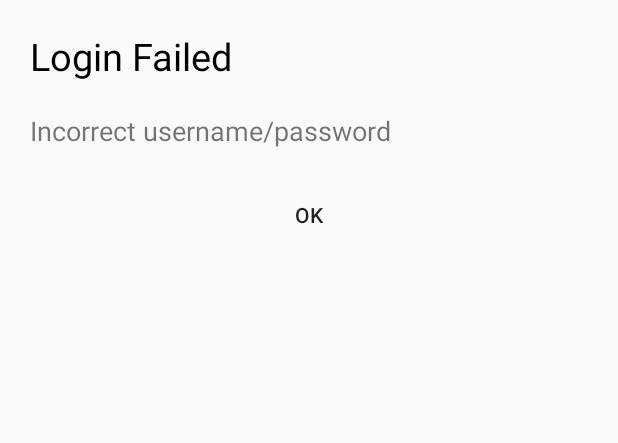
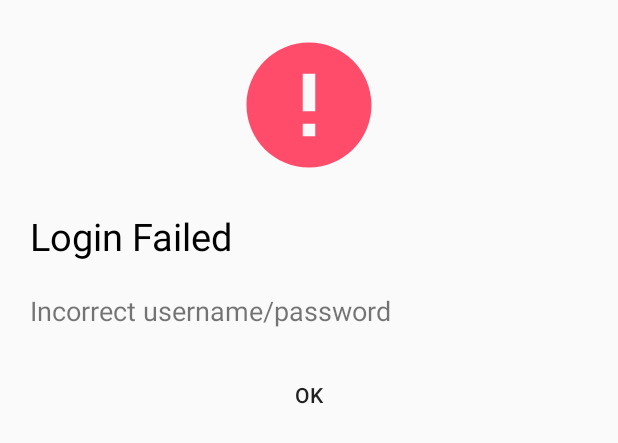
Before and after one commit to jonathandarwin/message-popup-kotlin, an Android app: the layout dialog_login.xml on its own in the app's theme, with its tools: preview values and no code run, on a phone screen of 412 x 824 dp. Shown: the top 443 px of the screen. Run offline under Robolectric (Android 15) with nearby library versions, the phone set to English and light mode, and no system bars.

Commit message:
fix custom dialog

```diff
--- /dev/null
+++ b/app/src/main/res/drawable/ic_invalid.xml
@@ -0,0 +1,5 @@
+<vector android:height="24dp" android:tint="#FF4C6B"
+    android:viewportHeight="24.0" android:viewportWidth="24.0"
+    android:width="24dp" xmlns:android="http://schemas.android.com/apk/res/android">
+    <path android:fillColor="#FF000000" android:pathData="M12,2C6.48,2 2,6.48 2,12s4.48,10 10,10 10,-4.48 10,-10S17.52,2 12,2zM13,17h-2v-2h2v2zM13,13h-2L11,7h2v6z"/>
+</vector>
--- a/app/src/main/res/layout/dialog_login.xml
+++ b/app/src/main/res/layout/dialog_login.xml
@@ -2,10 +2,18 @@
 <LinearLayout
     xmlns:android="http://schemas.android.com/apk/res/android"
     android:layout_width="match_parent"
-    android:layout_height="wrap_content"
+    android:layout_height="match_parent"
     android:orientation="vertical"
     android:padding="20dp"
     >
+
+    <ImageView
+        android:layout_width="100dp"
+        android:layout_height="100dp"
+        android:src="@drawable/ic_invalid"
+        android:layout_gravity="center"
+        android:layout_marginBottom="20dp"
+        />
 
     <TextView
         android:layout_width="wrap_content"
```
Also changed, not shown: app/src/main/java/com/jonathandarwin/message_popup_kotlin/LoginDialog.kt (deleted, +0 -21 lines), app/src/main/java/com/jonathandarwin/message_popup_kotlin/MainActivity.kt (+10 -2 lines).
